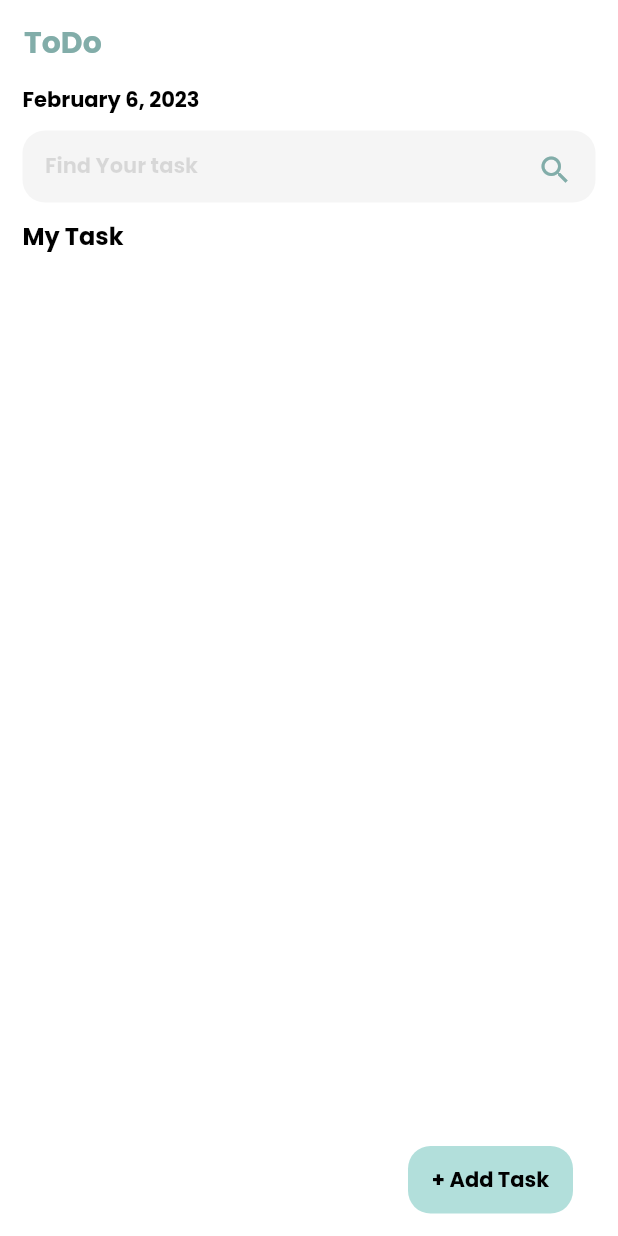
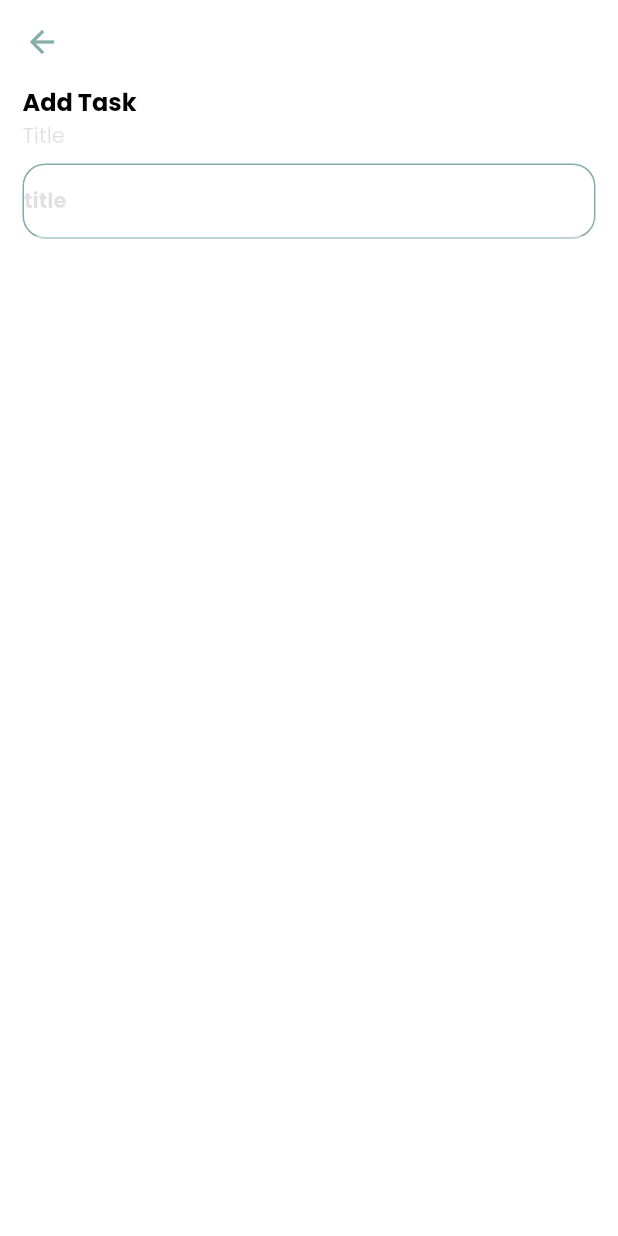
Before and after one commit to amira334/todo, a Flutter app: the screen it shows after launch, after a tap on "+ Add Task", on a phone screen of 412 x 824 dp. Run offline on Flutter 3.47's test engine with Material 2 defaults, Android fonts, the phone set to English and light mode, and no system bars; our stand-ins replace date_picker_timeline, get.

Commit message:
added 'input field'

```diff
--- a/lib/main.dart
+++ b/lib/main.dart
@@ -37,19 +37,28 @@ class MyApp extends StatelessWidget {
         ),
         textTheme: theme.textTheme.copyWith(
           bodyText1: const TextStyle(
-            color: Colors.black,
+            fontFamily: 'Poppins',
+            fontSize: 14,
+            color: Colors.black12,
           ),
           bodyText2: const TextStyle(
             color: Colors.black,
               fontFamily: 'Poppins',
               fontWeight: FontWeight.bold
           ),
+
           headline6: const TextStyle(
             fontSize: 16,
             fontFamily: 'Poppins',
             fontWeight: FontWeight.bold,
             color: Colors.black,
           ),
+          bodySmall: const TextStyle(
+            fontSize: 12,
+            fontFamily: 'Poppins',
+            fontWeight: FontWeight.bold,
+            color: Colors.black,
+        )
         ),
     ),
         home: HomeScreen(),
--- /dev/null
+++ b/lib/screens/add_task_screen.dart
@@ -0,0 +1,47 @@
+import 'package:flutter/material.dart';
+import 'package:get/get.dart';
+import '../widgets/input_field.dart';
+
+class AddTaskScreen extends StatefulWidget {
+  const AddTaskScreen({Key? key}) : super(key: key);
+
+  @override
+  State<AddTaskScreen> createState() => _AddTaskScreenState();
+}
+
+class _AddTaskScreenState extends State<AddTaskScreen> {
+  @override
+  Widget build(BuildContext context) {
+    return Scaffold(
+      backgroundColor: Theme.of(context).colorScheme.primary,
+      appBar: AppBar(
+        elevation: 0,
+        backgroundColor: Theme.of(context).colorScheme.primary,
+        leading: GestureDetector(
+          onTap: () {
+            Get.back();
+          },
+          child: Icon(
+            Icons.arrow_back,
+            color: Theme.of(context).colorScheme.tertiary,
+          ),
+        ),
+      ),
+      body: Container(
+        padding: const EdgeInsets.symmetric(
+          horizontal: 15,
+        ),
+        child: SingleChildScrollView(
+          child: Column(
+            crossAxisAlignment: CrossAxisAlignment.start,
+            children: [
+              Text('Add Task',
+                style: Theme.of(context).textTheme.headline6,),
+              const InputField(title: 'Title', hint: 'title'),
+            ],
+          ),
+        ),
+      ),
+    );
+  }
+}
--- a/lib/screens/home_screen.dart
+++ b/lib/screens/home_screen.dart
@@ -4,6 +4,9 @@ import '../widgets/search.dart';
 import '../widgets/todo_item.dart';
 import 'package:intl/intl.dart';
 import '../widgets/button.dart';
+import 'add_task_screen.dart';
+import 'package:date_picker_timeline/date_picker_timeline.dart';
+import 'package:get/get.dart';
 
 class HomeScreen extends StatefulWidget {
   HomeScreen({Key? key}) : super(key: key);
@@ -46,6 +49,8 @@ class _HomeState extends State<HomeScreen> {
                         DateFormat.yMMMMd().format(DateTime.now()),
                         style: Theme.of(context).textTheme.bodyText2,
                       ),
+                      Text('Today',
+                      style: Theme.of(context).textTheme.headline6,)
                     ],
                   )
                 ],
@@ -65,10 +70,12 @@ class _HomeState extends State<HomeScreen> {
                )],
           ),
           Padding(
-            padding: const EdgeInsets.all(15),
+            padding: const EdgeInsets.symmetric(
+              vertical: 15
+            ),
             child: Align(
               alignment: Alignment.bottomRight,
-              child: Button(label: '+ Add Task', onTap: ()=> null)),
+              child: Button(label: '+ Add Task', onTap: () => Get.to(AddTaskScreen()))),
             )
         ]),
       ),
--- a/lib/widgets/button.dart
+++ b/lib/widgets/button.dart
@@ -2,7 +2,7 @@ import 'package:flutter/material.dart';
 
 class Button extends StatelessWidget {
   final String label;
-  final Function onTap;
+  final Function()? onTap;
 
   const Button({Key? key, required this.label, required this.onTap})
       : super(key: key);
@@ -10,7 +10,7 @@ class Button extends StatelessWidget {
   @override
   Widget build(BuildContext context) {
     return GestureDetector(
-      onTap: () => onTap,
+      onTap:onTap,
       child: Container(
         width: 110,
         height: 45,
--- /dev/null
+++ b/lib/widgets/input_field.dart
@@ -0,0 +1,78 @@
+import 'package:flutter/material.dart';
+import 'package:get/get.dart';
+
+class InputField extends StatelessWidget {
+  final String title;
+  final String hint;
+  final TextEditingController? controller;
+  final Widget? widget;
+
+  const InputField(
+      {Key? key,
+      required this.title,
+      required this.hint,
+      this.controller,
+      this.widget})
+      : super(key: key);
+
+  @override
+  Widget build(BuildContext context) {
+    return Container(
+      child: Column(
+        crossAxisAlignment: CrossAxisAlignment.start,
+        children: [
+          Text(
+            'Title',
+            style: Theme.of(context).textTheme.bodyText1,
+          ),
+          Container(
+            height: 50,
+            margin: EdgeInsets.only(top: 8),
+            decoration: BoxDecoration(
+              border: Border.all(
+                color: Theme.of(context).colorScheme.tertiary,
+                width: 1,
+              ),
+              borderRadius: BorderRadius.circular(15),
+            ),
+            child: Row(
+              children: [
+                Expanded(
+                  child: TextFormField(
+                      autofocus: false,
+                      cursorColor:
+                          Theme.of(context).textSelectionTheme.cursorColor,
+                      controller: controller,
+                      style: Theme.of(context).textTheme.bodyText1,
+                    decoration: InputDecoration(
+                      hintText: hint,
+                      hintStyle: const TextStyle(
+                      color: Colors.black12,
+                      //color: Theme.of(context).colorScheme.secondary,
+                      fontFamily: 'Poppins',
+                      fontSize: 14,
+                      fontWeight: FontWeight.w600,
+                    ),
+                      focusedBorder: UnderlineInputBorder(
+                        borderSide: BorderSide(
+                          color: Theme.of(context).colorScheme.primary,
+                          width: 0,
+                        ),
+                      ),
+                      enabledBorder: UnderlineInputBorder(
+                        borderSide: BorderSide(
+                          color: Theme.of(context).colorScheme.primary,
+                          width: 0
+                        )
+                      )
+                    ),
+                  ),
+                )
+              ],
+            ),
+          )
+        ],
+      ),
+    );
+  }
+}
--- a/pubspec.yaml
+++ b/pubspec.yaml
@@ -31,7 +31,9 @@ environment:
 dependencies:
   flutter:
     sdk: flutter
-  intl: ^0.18.0
+  intl: ^0.17.0
+  get: ^4.6.5
+  date_picker_timeline: ^1.2.3
 
 
   # The following adds the Cupertino Icons fonts to your application.
```
Also changed, not shown: pubspec.lock.
